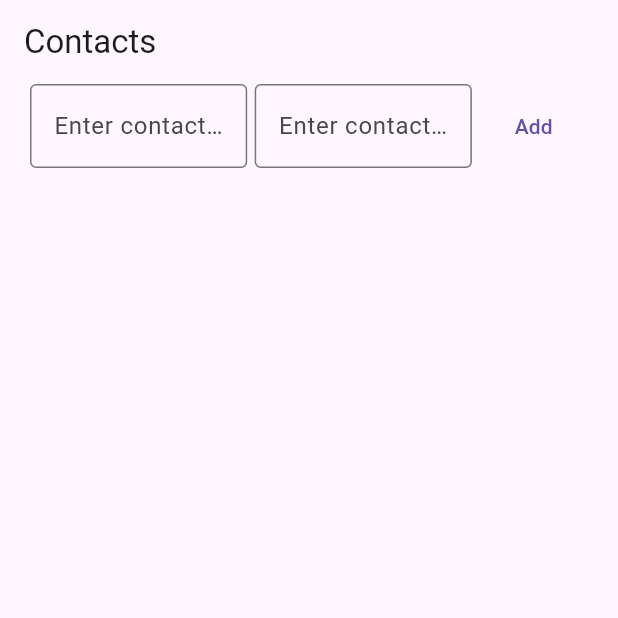
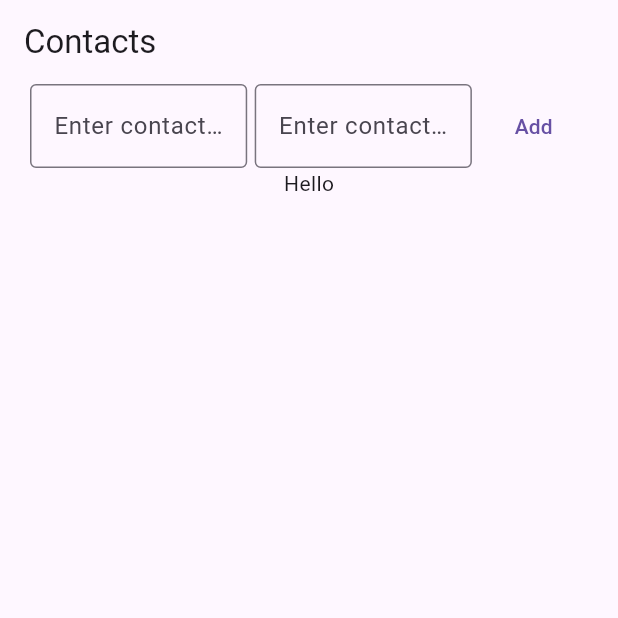
Before and after one commit to john9francis/cp-crud-sqlite-flutter, a Flutter app: the screen it shows after launch, on a phone screen of 412 x 824 dp, the top half of it. Run offline on Flutter 3.47's test engine with Material 3 defaults, Android fonts, the phone set to English and light mode, and no system bars.

Commit message:
Converted infoForm into just a column and keeping the scaffold in the main.dart file so I can have more stuff under the new contact form

```diff
--- a/lib/main.dart
+++ b/lib/main.dart
@@ -14,7 +14,19 @@ class MyApp extends StatelessWidget {
   Widget build(BuildContext context) {
     return MaterialApp(
       title: "Contacts",
-      home: NewContactForm()
+      home: Scaffold(
+        appBar: AppBar(
+          title: Text("Contacts"),
+        ),
+        body: Column(
+          children: [
+            NewContactForm(),
+            Scrollbar(
+              child: Text("Hello")
+            )
+          ],
+        )
+      )
     );
   }
 }
--- a/lib/new_contact_form.dart
+++ b/lib/new_contact_form.dart
@@ -22,11 +22,7 @@ class _NewContactFormState extends State<NewContactForm>{
 
   @override
   Widget build(BuildContext context) {
-    return Scaffold(
-      appBar: AppBar(
-        title: Text("Contacts"),
-      ),
-      body: Column(
+    return Column(
       children: [
         Padding(
           padding: EdgeInsets.fromLTRB(20, 0, 20, 0),
@@ -66,7 +62,6 @@ class _NewContactFormState extends State<NewContactForm>{
           ),
         )
       ],
-      )
     );
   }
 }
```
Lines whose indentation alone changed are shown as unchanged.
